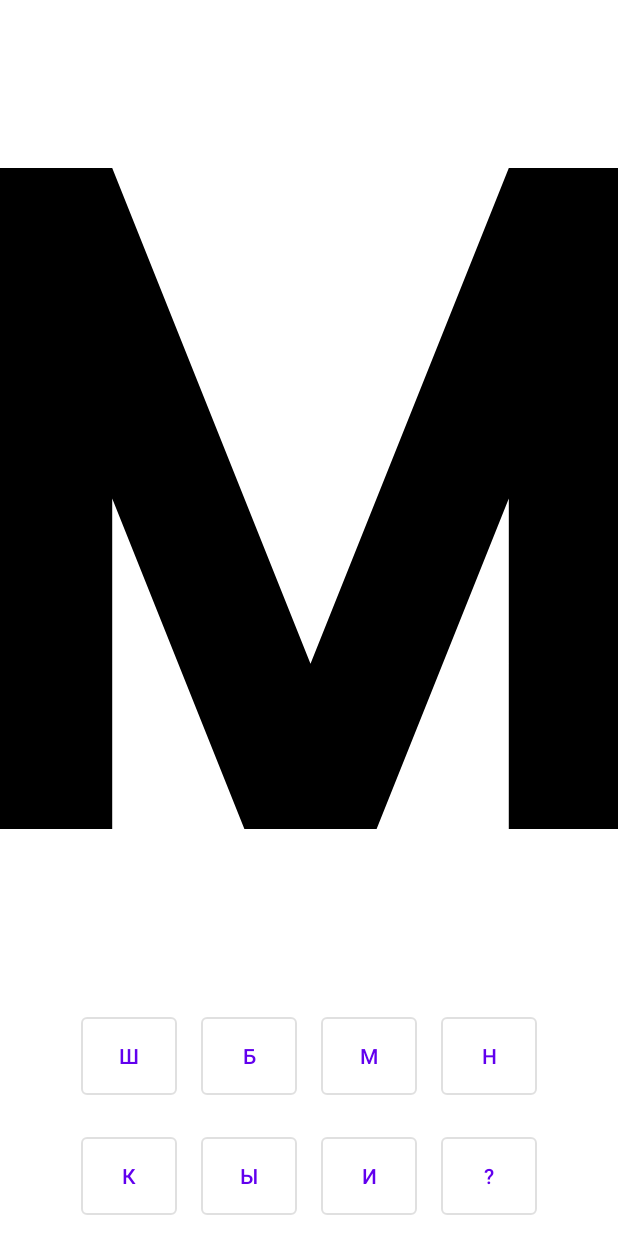
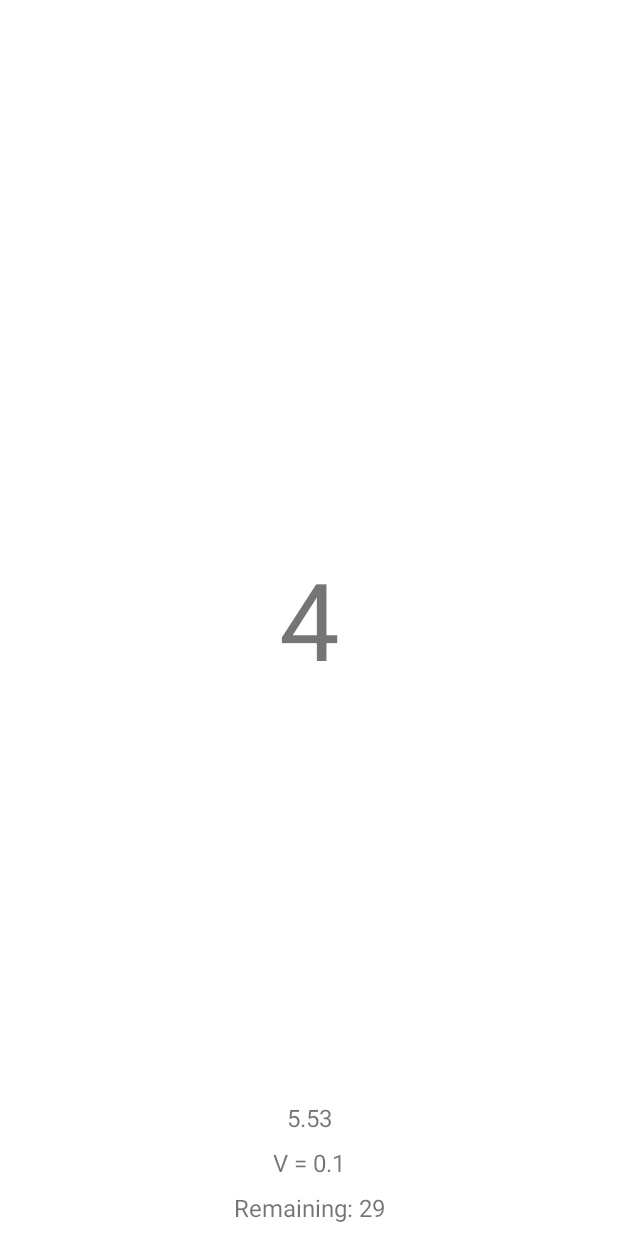
Before and after one commit to Exce11ent22/EyesDoctorApp, an Android app: the fragment DiagnosticsMenuFragment shown on its own in the app's theme, after a tap on "ПРАВЫЙ", on a phone screen of 412 x 824 dp. Run offline under Robolectric (Android 15) with nearby library versions, the phone set to English and light mode, and no system bars; libraries missing offline, so code that uses them is left out: com.github.mikephil.charting; 16 statements that could not run were skipped.

Commit message:
Simple timer functionality for single diagnostics

```diff
--- a/app/src/main/java/com/vsu/eyesdoctorapp/ui/diagnostics/DiagnosticsMenuFragment.kt
+++ b/app/src/main/java/com/vsu/eyesdoctorapp/ui/diagnostics/DiagnosticsMenuFragment.kt
@@ -14,6 +14,12 @@ import com.github.mikephil.charting.data.LineData
 import com.github.mikephil.charting.data.LineDataSet
 import com.vsu.eyesdoctorapp.R
 import kotlin.math.sin
+
+/* TODO
+* 1. Доделать информацию на экране
+* 2. Сделать свич на парную и одиночную диагностику
+* 3. Прокидывать вверх параметр, какой это глаз
+* 4. сделать настройку расстояния*/
 
 class DiagnosticsMenuFragment : Fragment() {
 
@@ -34,7 +40,7 @@ class DiagnosticsMenuFragment : Fragment() {
             startActivity(i)
         }
         view.findViewById<Button>(R.id.btn_right).setOnClickListener {
-            val i = Intent(this.context, PairedDiagnosticsActivity::class.java)
+            val i = Intent(this.context, SingleDiagnosticsActivity::class.java)
             startActivity(i)
         }
     }
--- a/app/src/main/java/com/vsu/eyesdoctorapp/ui/diagnostics/PairedDiagnosticsActivity.kt
+++ b/app/src/main/java/com/vsu/eyesdoctorapp/ui/diagnostics/PairedDiagnosticsActivity.kt
@@ -3,20 +3,21 @@ package com.vsu.eyesdoctorapp.ui.diagnostics
 import android.os.Bundle
 import android.util.Log
 import android.util.TypedValue
-import android.widget.Button
-import android.widget.ImageView
-import android.widget.LinearLayout
-import android.widget.TextView
 import androidx.appcompat.app.AppCompatActivity
 import androidx.core.view.isGone
 import com.vsu.eyesdoctorapp.R
+import com.vsu.eyesdoctorapp.databinding.ActivityPairedDiagnosticsBinding
 import com.vsu.eyesdoctorapp.service.diagnostics.LetterEnum
 import com.vsu.eyesdoctorapp.service.diagnostics.LetterScale
 import com.vsu.eyesdoctorapp.service.diagnostics.SequenceGenerator
 
+/* TODO
+* 1. Доделать алгоритм результатов
+* 2. получать параметр, какой это глаз*/
 
 class PairedDiagnosticsActivity : AppCompatActivity() {
 
+    private lateinit var binding: ActivityPairedDiagnosticsBinding
     private lateinit var sequenceGenerator: SequenceGenerator
     private lateinit var sequence: ArrayList<LetterScale>
 
@@ -24,7 +25,8 @@ class PairedDiagnosticsActivity : AppCompatActivity() {
         super.onCreate(savedInstanceState)
         supportActionBar?.hide()
 
-        setContentView(R.layout.activity_paired_diagnostics)
+        binding = ActivityPairedDiagnosticsBinding.inflate(layoutInflater)
+        setContentView(binding.root)
 
         // get sequence
         sequenceGenerator = SequenceGenerator.instance
@@ -65,12 +67,12 @@ class PairedDiagnosticsActivity : AppCompatActivity() {
     }
 
     private fun changeImageBySequence() {
-        if (sequence.size > 0){
+        if (sequence.size > 0) {
             // get element
             val currentLetter = sequence.removeLast()
 
             // change image
-            val mainImage = findViewById<ImageView>(R.id.iv_main_letter)
+            val mainImage = binding.ivMainLetter
             mainImage.setImageResource(getResourceByLetter(currentLetter.letter))
 
             val layoutParams = mainImage.layoutParams
@@ -82,14 +84,14 @@ class PairedDiagnosticsActivity : AppCompatActivity() {
             mainImage.layoutParams = layoutParams
         } else {
             // show
-            findViewById<Button>(R.id.btn_back).isGone = false
-            findViewById<TextView>(R.id.tv_result_percentage).isGone = false
-            findViewById<TextView>(R.id.tv_result_text).isGone = false
+            binding.btnBack.isGone = false
+            binding.tvResultPercentage.isGone = false
+            binding.tvResultText.isGone = false
 
             // hide
-            findViewById<ImageView>(R.id.iv_main_letter).isGone = true
-            findViewById<LinearLayout>(R.id.ll_top).isGone = true
-            findViewById<LinearLayout>(R.id.ll_bottom).isGone = true
+            binding.ivMainLetter.isGone = true
+            binding.llTop.isGone = true
+            binding.llBottom.isGone = true
         }
     }
 
@@ -101,32 +103,32 @@ class PairedDiagnosticsActivity : AppCompatActivity() {
     }
 
     private fun configureButtons() {
-        findViewById<Button>(R.id.btn_letter_sh).setOnClickListener {
+        binding.btnLetterSh.setOnClickListener {
             changeImageBySequence()
         }
-        findViewById<Button>(R.id.btn_letter_b).setOnClickListener {
+        binding.btnLetterB.setOnClickListener {
             changeImageBySequence()
         }
-        findViewById<Button>(R.id.btn_letter_m).setOnClickListener {
+        binding.btnLetterM.setOnClickListener {
             changeImageBySequence()
         }
-        findViewById<Button>(R.id.btn_letter_n).setOnClickListener {
+        binding.btnLetterN.setOnClickListener {
             changeImageBySequence()
         }
-        findViewById<Button>(R.id.btn_letter_k).setOnClickListener {
+        binding.btnLetterK.setOnClickListener {
             changeImageBySequence()
         }
-        findViewById<Button>(R.id.btn_letter_bi).setOnClickListener {
+        binding.btnLetterBi.setOnClickListener {
             changeImageBySequence()
         }
-        findViewById<Button>(R.id.btn_letter_i).setOnClickListener {
+        binding.btnLetterI.setOnClickListener {
             changeImageBySequence()
         }
-        findViewById<Button>(R.id.btn_letter_none).setOnClickListener {
+        binding.btnLetterNone.setOnClickListener {
             changeImageBySequence()
         }
 
-        findViewById<Button>(R.id.btn_back).setOnClickListener {
+        binding.btnBack.setOnClickListener {
             onBackPressed()
         }
     }
--- /dev/null
+++ b/app/src/main/java/com/vsu/eyesdoctorapp/ui/diagnostics/SingleDiagnosticsActivity.kt
@@ -0,0 +1,124 @@
+package com.vsu.eyesdoctorapp.ui.diagnostics
+
+import android.os.Bundle
+import android.os.CountDownTimer
+import android.util.Log
+import android.util.TypedValue
+import androidx.appcompat.app.AppCompatActivity
+import androidx.core.view.isGone
+import com.vsu.eyesdoctorapp.R
+import com.vsu.eyesdoctorapp.databinding.ActivitySingleDiagnosticsBinding
+import com.vsu.eyesdoctorapp.service.diagnostics.LetterEnum
+import com.vsu.eyesdoctorapp.service.diagnostics.LetterScale
+import com.vsu.eyesdoctorapp.service.diagnostics.SequenceGenerator
+
+/* TODO
+* 1. Сделать звуковые сигналы при смене буквы и по окончании основного таймера
+* 2. Реализовать запись и проигрывание аудио в конце основного таймера
+* 3. Реализовать пользовательский ввод
+* 4. Реализовать алгоритм получения результатов
+* 5. Вынести повторяющиеся методы в сервисы*/
+
+class SingleDiagnosticsActivity : AppCompatActivity() {
+
+    private lateinit var binding: ActivitySingleDiagnosticsBinding
+    private lateinit var sequenceGenerator: SequenceGenerator
+    private lateinit var sequence: ArrayList<LetterScale>
+
+    override fun onCreate(savedInstanceState: Bundle?) {
+        super.onCreate(savedInstanceState)
+
+        // hide top bar
+        supportActionBar?.hide()
+
+        binding = ActivitySingleDiagnosticsBinding.inflate(layoutInflater)
+        setContentView(binding.root)
+
+        // get sequence
+        sequenceGenerator = SequenceGenerator.instance
+        sequence = sequenceGenerator.generate()
+
+        changeImage()
+
+        object: CountDownTimer(5000, 1000) {
+            override fun onTick(p0: Long) {
+                binding.tvStartTimer.text = "${p0/1000}"
+            }
+
+            override fun onFinish() {
+                binding.ivMainLetter.isGone = false
+                binding.tvStartTimer.isGone = true
+                startMainTimer()
+            }
+
+        }.start()
+
+    }
+
+    private fun changeImage(){
+        if (sequence.isEmpty()) return
+
+        // get element
+        val currentLetter = sequence.removeLast()
+
+        // change image
+        val mainImage = binding.ivMainLetter
+        mainImage.setImageResource(getResourceByLetter(currentLetter.letter))
+
+        val layoutParams = mainImage.layoutParams
+
+        val size = getSizeByMM(getLetterSizeMM(currentLetter.scale))
+        layoutParams.width = size
+        layoutParams.height = size
+
+        mainImage.layoutParams = layoutParams
+
+        binding.tvScale.text = String.format("V = %.1f", currentLetter.scale)
+        binding.tvRemaining.text = "Remaining: ${sequence.size}"
+    }
+
+    private fun getResourceByLetter(letter: LetterEnum): Int {
+
+        return when (letter) {
+            LetterEnum.SH -> R.drawable.im_letter_sh
+            LetterEnum.B -> R.drawable.im_letter_b
+            LetterEnum.M -> R.drawable.im_letter_m
+            LetterEnum.N -> R.drawable.im_letter_n
+            LetterEnum.K -> R.drawable.im_letter_k
+            LetterEnum.BI -> R.drawable.im_letter_bi
+            LetterEnum.I -> R.drawable.im_letter_i
+        }
+    }
+
+    private fun getSizeByMM(mm: Double): Int {
+        return TypedValue.applyDimension(
+            TypedValue.COMPLEX_UNIT_MM,
+            mm.toFloat(),
+            resources.displayMetrics
+        ).toInt()
+    }
+
+    private fun getLetterSizeMM(scale: Double): Double {
+        Log.d("SIZE_INFO", "size: ${(7.0 / scale)}; scale: $scale")
+        // TODO full formula
+        return (7.0 / scale)
+    }
+
+    private fun startMainTimer(){
+        object: CountDownTimer(5000, 100) {
+            override fun onTick(p0: Long) {
+                binding.tvTimer.text = String.format("TIMER %.1f s", p0.toDouble()/1000)
+            }
+
+            override fun onFinish() {
+                if (sequence.isNotEmpty()) {
+                    changeImage()
+                    this.start()
+                } else {
+                    binding.tvTimer.text = "DONE"
+                }
+            }
+
+        }.start()
+    }
+}
--- /dev/null
+++ b/app/src/main/res/layout/activity_single_diagnostics.xml
@@ -0,0 +1,65 @@
+<?xml version="1.0" encoding="utf-8"?>
+<androidx.constraintlayout.widget.ConstraintLayout xmlns:android="http://schemas.android.com/apk/res/android"
+    xmlns:app="http://schemas.android.com/apk/res-auto"
+    xmlns:tools="http://schemas.android.com/tools"
+    android:layout_width="match_parent"
+    android:layout_height="match_parent"
+    tools:context=".ui.diagnostics.SingleDiagnosticsActivity">
+
+    <ImageView
+        android:id="@+id/iv_main_letter"
+        android:layout_width="35mm"
+        android:layout_height="35mm"
+        android:scaleType="fitCenter"
+        android:visibility="gone"
+        app:layout_constraintBottom_toBottomOf="parent"
+        app:layout_constraintEnd_toEndOf="parent"
+        app:layout_constraintStart_toStartOf="parent"
+        app:layout_constraintTop_toTopOf="parent"
+        app:srcCompat="@drawable/im_letter_sh" />
+
+    <TextView
+        android:id="@+id/tv_start_timer"
+        android:layout_width="wrap_content"
+        android:layout_height="wrap_content"
+        android:text="5"
+        android:textSize="72sp"
+        app:layout_constraintBottom_toBottomOf="parent"
+        app:layout_constraintEnd_toEndOf="parent"
+        app:layout_constraintStart_toStartOf="parent"
+        app:layout_constraintTop_toTopOf="parent" />
+
+    <TextView
+        android:id="@+id/tv_timer"
+        android:layout_width="wrap_content"
+        android:layout_height="wrap_content"
+        android:layout_margin="8dp"
+        android:text="5.53"
+        android:textSize="16sp"
+        app:layout_constraintBottom_toTopOf="@id/tv_scale"
+        app:layout_constraintEnd_toEndOf="parent"
+        app:layout_constraintStart_toStartOf="parent" />
+
+    <TextView
+        android:id="@+id/tv_scale"
+        android:layout_width="wrap_content"
+        android:layout_height="wrap_content"
+        android:layout_margin="8dp"
+        android:text="V = 0.8"
+        android:textSize="16sp"
+        app:layout_constraintBottom_toTopOf="@id/tv_remaining"
+        app:layout_constraintEnd_toEndOf="parent"
+        app:layout_constraintStart_toStartOf="parent" />
+
+    <TextView
+        android:id="@+id/tv_remaining"
+        android:layout_width="wrap_content"
+        android:layout_height="wrap_content"
+        android:layout_margin="8dp"
+        android:text="Remaining: 13"
+        android:textSize="16sp"
+        app:layout_constraintBottom_toBottomOf="parent"
+        app:layout_constraintEnd_toEndOf="parent"
+        app:layout_constraintStart_toStartOf="parent" />
+
+</androidx.constraintlayout.widget.ConstraintLayout>
```
Also changed, not shown: app/src/main/AndroidManifest.xml (+8 -1 lines).
